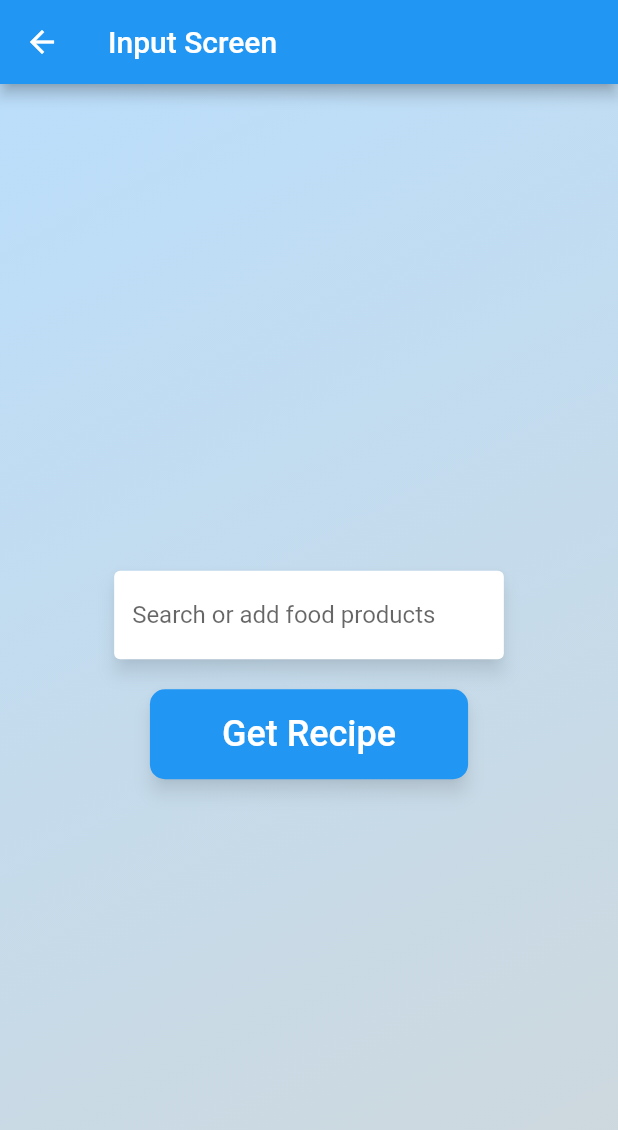
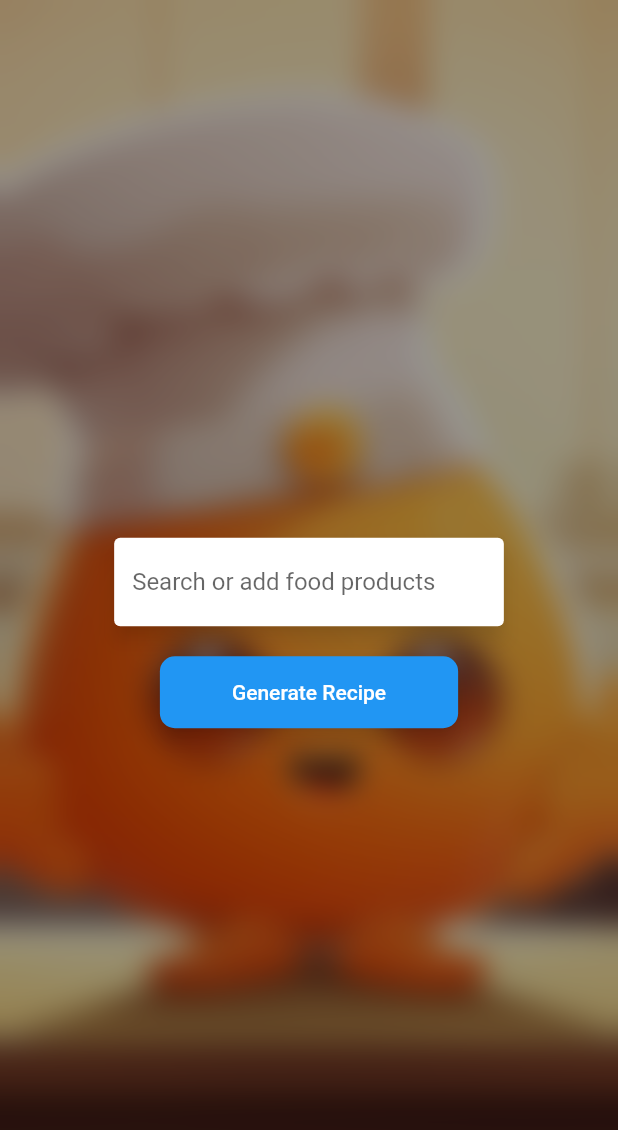
Before and after one commit to Martin-knowit/recipe_generator, a Flutter app: the screen it shows after launch, after a tap on "Start", on a phone screen of 412 x 824 dp. Shown: the top 1130 px of the screen. Run offline on Flutter 3.47's test engine with Material 2 defaults, Android fonts, the phone set to English and light mode, and no system bars; drawn by our look-alikes of flutter_typeahead; network calls fail.

Commit message:
Added cross fade from home screen to input screen and implemented a blur to the input screen

```diff
--- a/lib/home_screen.dart
+++ b/lib/home_screen.dart
@@ -48,7 +48,8 @@ class RecipeGPTApp extends StatelessWidget {
                       sigmaY: 5.0,
                     ),
                     child: Container(
-                      padding: EdgeInsets.symmetric(horizontal: 32.0, vertical: 16.0),
+                      padding: EdgeInsets.symmetric(
+                          horizontal: 32.0, vertical: 16.0),
                       decoration: BoxDecoration(
                         color: Colors.black.withOpacity(0.2),
                       ),
@@ -67,10 +68,15 @@ class RecipeGPTApp extends StatelessWidget {
                           SizedBox(height: 32.0),
                           ElevatedButton(
                             onPressed: () {
-                              Navigator.push(
-                                context,
-                                MaterialPageRoute(builder: (context) => InputScreen()),
-                              );
+                              Navigator.of(context).push(PageRouteBuilder(
+                                transitionDuration: Duration(milliseconds: 500),
+                                pageBuilder: (context, animation,
+                                    secondaryAnimation) => InputScreen(),
+                                transitionsBuilder: (context, animation,
+                                    secondaryAnimation, child) {
+                                  return FadeTransition(
+                                    opacity: animation, child: child,);
+                                },),);
                             },
                             style: ElevatedButton.styleFrom(
                               primary: Colors.white,
--- a/lib/input_screen.dart
+++ b/lib/input_screen.dart
@@ -1,3 +1,5 @@
+import 'dart:ui';
+
 import 'package:flutter/material.dart';
 import 'package:flutter_typeahead/flutter_typeahead.dart';
 import 'package:recipe_generator/API/ChatGPT.dart';
@@ -26,20 +28,18 @@ class _InputScreenState extends State<InputScreen> {
   @override
   Widget build(BuildContext context) {
     return Scaffold(
-      appBar: AppBar(
-        title: Text('Input Screen'),
-      ),
-      body: Container(
-        decoration: BoxDecoration(
-          gradient: LinearGradient(
-            begin: Alignment.topLeft,
-            end: Alignment.bottomRight,
-            colors: [
-              Colors.blue.shade100,
-              Colors.blueGrey.shade100,
-            ],
+      body: Stack(
+        children: [
+          Positioned.fill(
+            child: Image.asset(
+              'assets/start-background.png',
+              fit: BoxFit.cover,
             ),
           ),
+          BackdropFilter(
+            filter: ImageFilter.blur(sigmaX: 10, sigmaY: 10),
+            child: Container(
+              color: Colors.black.withOpacity(0.4),
               child: Center(
                 child: Padding(
                   padding: const EdgeInsets.all(24.0),
@@ -62,7 +62,10 @@ class _InputScreenState extends State<InputScreen> {
                       ),
                       SizedBox(height: 16.0),
                       SizedBox(
-                  width: MediaQuery.of(context).size.width * 0.65,
+                        width: MediaQuery
+                            .of(context)
+                            .size
+                            .width * 0.65,
                         child: Card(
                           elevation: 5.0,
                           shadowColor: Colors.black.withOpacity(0.5),
@@ -85,9 +88,9 @@ class _InputScreenState extends State<InputScreen> {
                             suggestionsCallback: (pattern) {
                               return [
                                 ...foodProducts
-                              .where((product) => product
-                                  .toLowerCase()
-                                  .contains(pattern.toLowerCase()))
+                                    .where((product) =>
+                                    product.toLowerCase().contains(
+                                        pattern.toLowerCase()))
                                     .toList(),
                                 if (pattern.isNotEmpty) pattern,
                               ];
@@ -107,11 +110,13 @@ class _InputScreenState extends State<InputScreen> {
                       SizedBox(height: 16.0),
                       ElevatedButton(
                         onPressed: () async {
-                    Recipe recipe = await getRecipe(selectedProducts.join(", "));
+                          Recipe recipe =
+                          await getRecipe(selectedProducts.join(", "));
                           Navigator.push(
                             context,
                             MaterialPageRoute(
-                          builder: (context) => RecipeWidget(recipe: recipe),
+                              builder: (context) =>
+                                  RecipeWidget(recipe: recipe),
                             ),
                           );
                         },
@@ -126,11 +131,9 @@ class _InputScreenState extends State<InputScreen> {
                           elevation: 5.0,
                           animationDuration: Duration(milliseconds: 200),
                           shadowColor: Colors.black.withOpacity(0.5),
+                          primary: Colors.blue,
                         ),
-                  child: Text(
-                    'Get Recipe',
-                    style: TextStyle(fontSize: 24.0),
-                  ),
+                        child: Text('Generate Recipe'),
                       ),
                       Spacer(),
                     ],
@@ -138,13 +141,18 @@ class _InputScreenState extends State<InputScreen> {
                 ),
               ),
             ),
+          ),
+        ],
+      ),
     );
   }
 
   void _addProduct(String product) {
+    if (!selectedProducts.contains(product)) {
       setState(() {
         selectedProducts.add(product);
       });
+    }
   }
 
   void _removeProduct(String product) {
```
Lines whose indentation alone changed are shown as unchanged.
